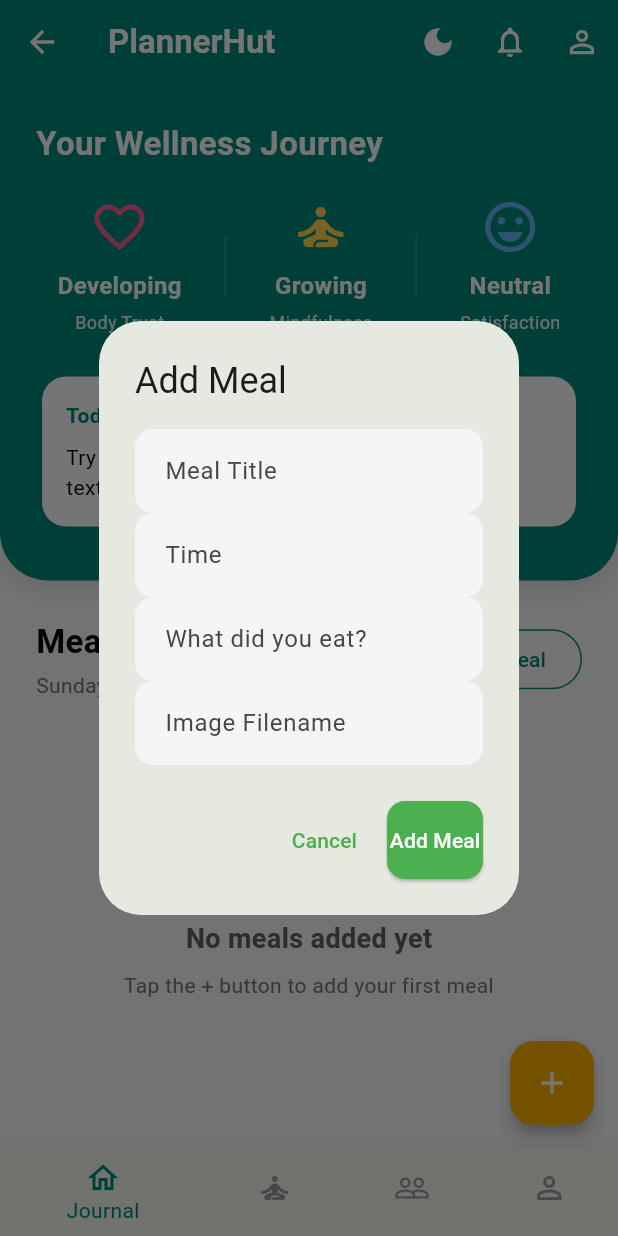
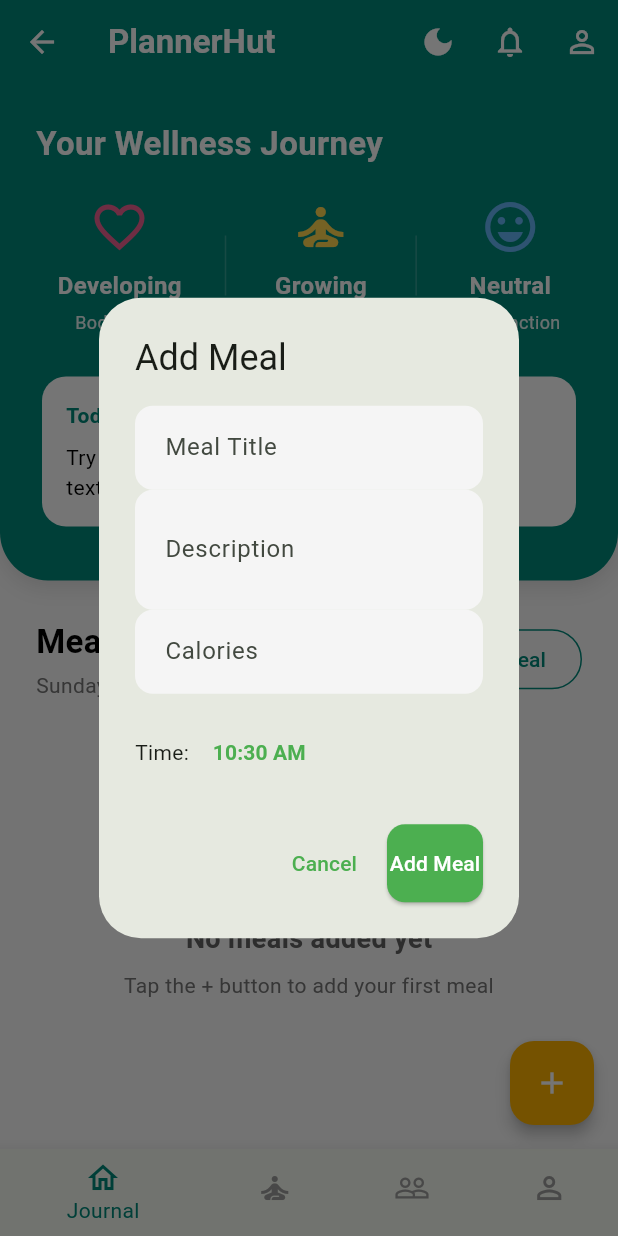
Before and after one commit to reymartjohneva/meal_planner, a Flutter app: the HomeScreen screen opened by its route, after a tap on "Add Meal", on a phone screen of 412 x 824 dp. Run offline on Flutter 3.47's test engine with Material 3 defaults, Android fonts, the light colour scheme and no system bars; our stand-ins replace firebase_auth, firebase_core; accounts and stored records are empty.

Commit message:
feat: revised add meal, added time selector

```diff
--- a/lib/pages/home_screen.dart
+++ b/lib/pages/home_screen.dart
@@ -1,4 +1,5 @@
 import 'package:flutter/material.dart';
+import 'package:flutter/services.dart';
 import 'package:intl/intl.dart';
 import '../services/auth_service.dart';
 import 'profile_page.dart';
@@ -30,13 +31,27 @@ class _HomeScreenState extends State<HomeScreen> {
 
   void _addMeal() {
     final _titleController = TextEditingController();
-    final _timeController = TextEditingController();
-    final _mealController = TextEditingController();
-    final _imageController = TextEditingController();
+    final _descriptionController = TextEditingController();
+    final _caloriesController = TextEditingController();
+    TimeOfDay _selectedTime = TimeOfDay.now();
+
+    Future<void> _selectTime(BuildContext context) async {
+      final TimeOfDay? picked = await showTimePicker(
+        context: context,
+        initialTime: _selectedTime,
+      );
+      if (picked != null && picked != _selectedTime) {
+        setState(() {
+          _selectedTime = picked;
+        });
+      }
+    }
 
     showDialog(
       context: context,
       builder: (context) {
+        return StatefulBuilder(
+          builder: (context, setState) {
             return AlertDialog(
               title: const Text('Add Meal'),
               content: SingleChildScrollView(
@@ -48,16 +63,32 @@ class _HomeScreenState extends State<HomeScreen> {
                       decoration: const InputDecoration(labelText: 'Meal Title'),
                     ),
                     TextField(
-                  controller: _timeController,
-                  decoration: const InputDecoration(labelText: 'Time'),
+                      controller: _descriptionController,
+                      decoration: const InputDecoration(labelText: 'Description'),
+                      maxLines: 2,
                     ),
                     TextField(
-                  controller: _mealController,
-                  decoration: const InputDecoration(labelText: 'What did you eat?'),
+                      controller: _caloriesController,
+                      decoration: const InputDecoration(labelText: 'Calories'),
+                      keyboardType: TextInputType.number,
+                      inputFormatters: [
+                        FilteringTextInputFormatter.digitsOnly,
+                      ],
                     ),
-                TextField(
-                  controller: _imageController,
-                  decoration: const InputDecoration(labelText: 'Image Filename'),
+                    const SizedBox(height: 15),
+                    Row(
+                      children: [
+                        const Text('Time: '),
+                        TextButton(
+                          onPressed: () => _selectTime(context),
+                          child: Text(
+                            _selectedTime.format(context),
+                            style: const TextStyle(
+                              fontWeight: FontWeight.bold,
+                            ),
+                          ),
+                        ),
+                      ],
                     ),
                   ],
                 ),
@@ -70,16 +101,14 @@ class _HomeScreenState extends State<HomeScreen> {
                 ElevatedButton(
                   onPressed: () {
                     if (_titleController.text.isNotEmpty &&
-                    _timeController.text.isNotEmpty &&
-                    _mealController.text.isNotEmpty) {
-                  setState(() {
+                        _descriptionController.text.isNotEmpty &&
+                        _caloriesController.text.isNotEmpty) {
+                      this.setState(() {
                         _mealJournal.add({
                           'title': _titleController.text,
-                      'time': _timeController.text,
-                      'meal': _mealController.text,
-                      'image': _imageController.text.isNotEmpty
-                          ? _imageController.text
-                          : 'default_meal.png',
+                          'time': _selectedTime.format(context),
+                          'meal': _descriptionController.text,
+                          'calories': int.parse(_caloriesController.text),
                           'logged': false,
                         });
                       });
@@ -89,6 +118,8 @@ class _HomeScreenState extends State<HomeScreen> {
                   child: const Text('Add Meal'),
                 ),
               ],
+            );
+          },
         );
       },
     );
@@ -480,7 +511,11 @@ class _HomeScreenState extends State<HomeScreen> {
           ListTile(
             leading: CircleAvatar(
               radius: 30,
-              backgroundImage: AssetImage('assets/images/${meal['image']}'),
+              backgroundColor: primaryColor.withOpacity(0.2),
+              child: Icon(
+                Icons.restaurant,
+                color: primaryColor,
+              ),
             ),
             title: Text(
                 meal['title'],
@@ -494,6 +529,10 @@ class _HomeScreenState extends State<HomeScreen> {
               children: [
                 Text(
                   '${meal['time']} - ${meal['meal']}',
+                  style: TextStyle(color: subtitleColor),
+                ),
+                Text(
+                  'Calories: ${meal['calories']}',
                   style: TextStyle(color: subtitleColor),
                 ),
                 if (isLogged && meal['mood'] != null)
@@ -563,21 +602,10 @@ class _HomeScreenState extends State<HomeScreen> {
               crossAxisAlignment: CrossAxisAlignment.start,
               mainAxisSize: MainAxisSize.min,
               children: [
-                if (meal['image'] != null)
-                  Container(
-                    height: 180,
-                    width: double.infinity,
-                    decoration: BoxDecoration(
-                      borderRadius: BorderRadius.circular(8),
-                      image: DecorationImage(
-                        image: AssetImage('assets/images/${meal['image']}'),
-                        fit: BoxFit.cover,
-                      ),
-                    ),
-                  ),
                 const SizedBox(height: 16),
                 Text('Time: ${meal['time']}', style: TextStyle(color: textColor)),
-                Text('Food: ${meal['meal']}', style: TextStyle(color: textColor)),
+                Text('Description: ${meal['meal']}', style: TextStyle(color: textColor)),
+                Text('Calories: ${meal['calories']}', style: TextStyle(color: textColor)),
                 if (meal['satisfaction'] != null)
                   Text('Satisfaction: ${meal['satisfaction']}/5', style: TextStyle(color: textColor)),
                 if (meal['mood'] != null)
```
Lines whose indentation alone changed are shown as unchanged.
